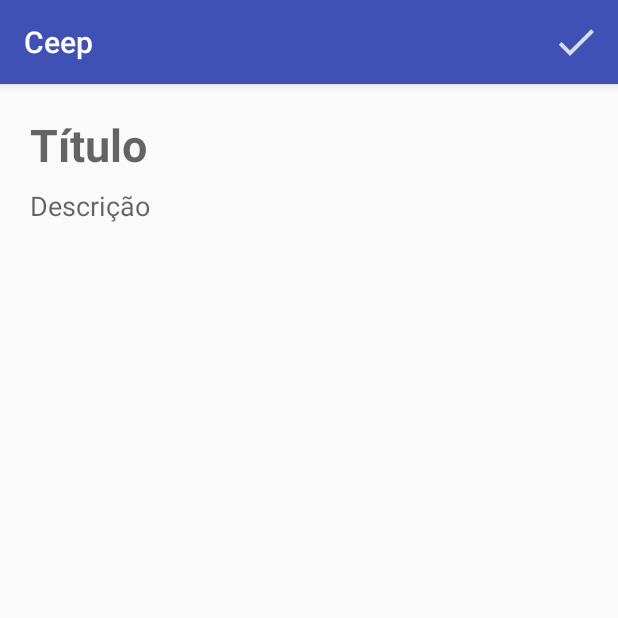
After one commit to NailsonFerreira/projeto-ceep, an Android app: the FormularioNotaActivity screen opened directly, with no data from a screen before it, on a phone screen of 412 x 824 dp, the top half of it. The commit adds this screen. Run offline under Robolectric (Android 15) with nearby library versions, the phone set to English and light mode, and no system bars.

Commit message:
Adicionando notas na lista mod4/1 aula 4 completa

```diff
--- a/app/src/main/AndroidManifest.xml
+++ b/app/src/main/AndroidManifest.xml
@@ -16,6 +16,7 @@
                 <category android:name="android.intent.category.LAUNCHER" />
             </intent-filter>
         </activity>
+        <activity android:name=".ui.activity.FormularioNotaActivity"></activity>
     </application>
 
 </manifest>
--- /dev/null
+++ b/app/src/main/java/br/com/alura/ceep/ui/activity/FormularioNotaActivity.java
@@ -0,0 +1,40 @@
+package br.com.alura.ceep.ui.activity;
+
+import android.support.v7.app.AppCompatActivity;
+import android.os.Bundle;
+import android.view.Menu;
+import android.view.MenuItem;
+import android.view.View;
+import android.widget.TextView;
+
+import br.com.alura.ceep.R;
+import br.com.alura.ceep.dao.NotaDAO;
+import br.com.alura.ceep.model.Nota;
+
+public class FormularioNotaActivity extends AppCompatActivity {
+
+    @Override
+    protected void onCreate(Bundle savedInstanceState) {
+        super.onCreate(savedInstanceState);
+        setContentView(R.layout.activity_formulario_nota);
+    }
+
+    @Override
+    public boolean onCreateOptionsMenu(Menu menu) {
+        getMenuInflater().inflate(R.menu.menu_formulario_nota_salva, menu);
+
+        return super.onCreateOptionsMenu(menu);
+    }
+
+    @Override
+    public boolean onOptionsItemSelected(MenuItem item) {
+        if(item.getItemId() == R.id.menu_formulario_ic_nota_salva){
+            TextView notaTitulo = findViewById(R.id.formulario_nota_titulo);
+            TextView notaDescricao = findViewById(R.id.formulario_nota_descricao);
+            Nota notaCriada = new Nota(notaTitulo.getText().toString(), notaDescricao.getText().toString());
+            new NotaDAO().insere(notaCriada);
+            finish();
+        }
+        return super.onOptionsItemSelected(item);
+    }
+}
--- /dev/null
+++ b/app/src/main/res/layout/activity_formulario_nota.xml
@@ -0,0 +1,34 @@
+<?xml version="1.0" encoding="utf-8"?>
+<android.support.constraint.ConstraintLayout xmlns:android="http://schemas.android.com/apk/res/android"
+    xmlns:app="http://schemas.android.com/apk/res-auto"
+    android:layout_width="match_parent"
+    android:layout_height="match_parent">
+
+    <EditText
+        android:id="@+id/formulario_nota_titulo"
+        android:layout_width="0dp"
+        android:layout_height="wrap_content"
+        android:layout_margin="20dp"
+        android:background="@android:color/transparent"
+        android:hint="Título"
+        android:textSize="30sp"
+        android:textStyle="bold"
+        app:layout_constraintEnd_toEndOf="parent"
+        app:layout_constraintStart_toStartOf="parent"
+        app:layout_constraintTop_toTopOf="parent" />
+
+    <EditText
+        android:id="@+id/formulario_nota_descricao"
+        android:layout_width="0dp"
+        android:layout_height="0dp"
+        android:layout_marginBottom="8dp"
+        android:layout_marginTop="8dp"
+        android:background="@android:color/transparent"
+        android:hint="Descrição"
+        android:gravity="top"
+        app:layout_constraintBottom_toBottomOf="parent"
+        app:layout_constraintEnd_toEndOf="@id/formulario_nota_titulo"
+        app:layout_constraintStart_toStartOf="@id/formulario_nota_titulo"
+        app:layout_constraintTop_toBottomOf="@id/formulario_nota_titulo" />
+
+</android.support.constraint.ConstraintLayout>
--- /dev/null
+++ b/app/src/main/res/menu/menu_formulario_nota_salva.xml
@@ -0,0 +1,9 @@
+<?xml version="1.0" encoding="utf-8"?>
+<menu xmlns:android="http://schemas.android.com/apk/res/android"
+    xmlns:app="http://schemas.android.com/apk/res-auto">
+
+    <item android:id="@+id/menu_formulario_ic_nota_salva"
+        android:title="Salvar"
+        android:icon="@drawable/ic_action_salva_nota"
+        app:showAsAction="always"/>
+</menu>
```
Also changed, not shown: app/src/main/java/br/com/alura/ceep/ui/activity/ListaNotasActivity.java (+22 -3 lines), app/src/main/ic_action_salva-web.png (added), app/src/main/res/drawable-hdpi/ic_action_salva_nota.png (added), app/src/main/res/drawable-mdpi/ic_action_salva_nota.png (added), app/src/main/res/drawable-xhdpi/ic_action_salva_nota.png (added), app/src/main/res/drawable-xxhdpi/ic_action_salva_nota.png (added), app/src/main/res/mipmap-hdpi/ic_action_salva.png (added), app/src/main/res/mipmap-mdpi/ic_action_salva.png (added), app/src/main/res/mipmap-xhdpi/ic_action_salva.png (added), app/src/main/res/mipmap-xxhdpi/ic_action_salva.png (added), app/src/main/res/mipmap-xxxhdpi/ic_action_salva.png (added).
